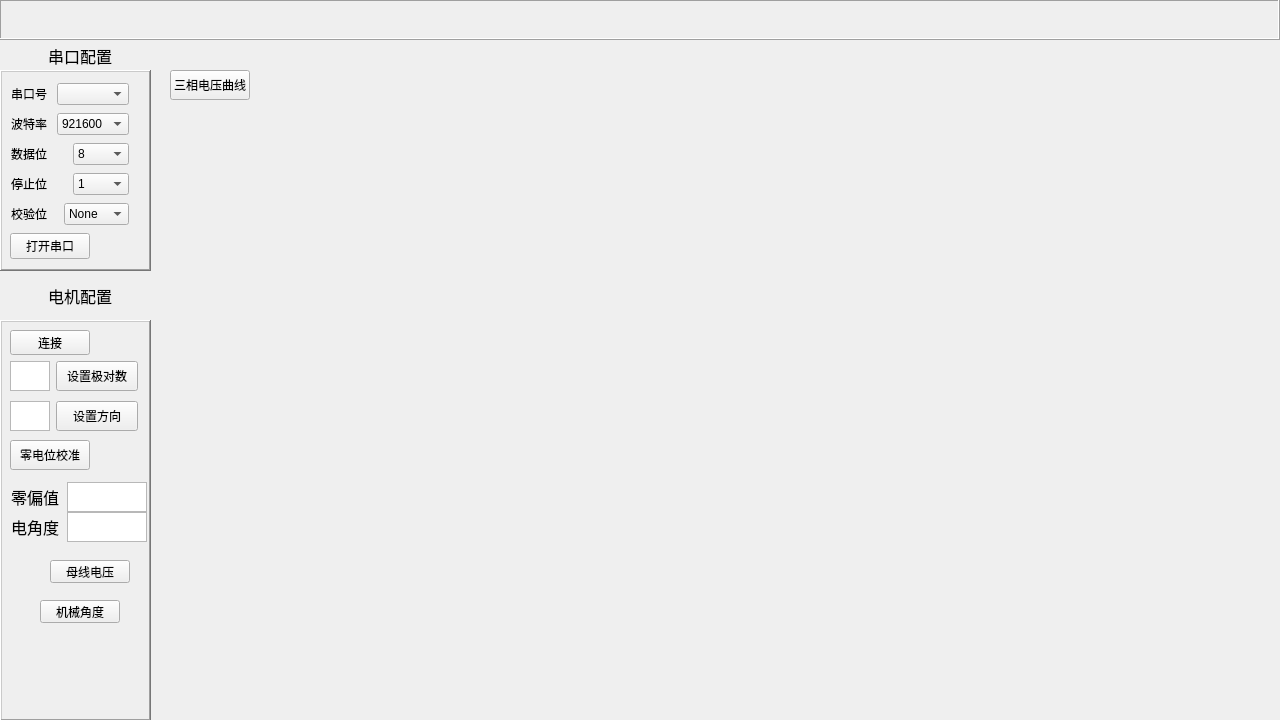
First picture: the form in widget.ui, repository lhzloveyyj/LiJointMaster, before the edit.
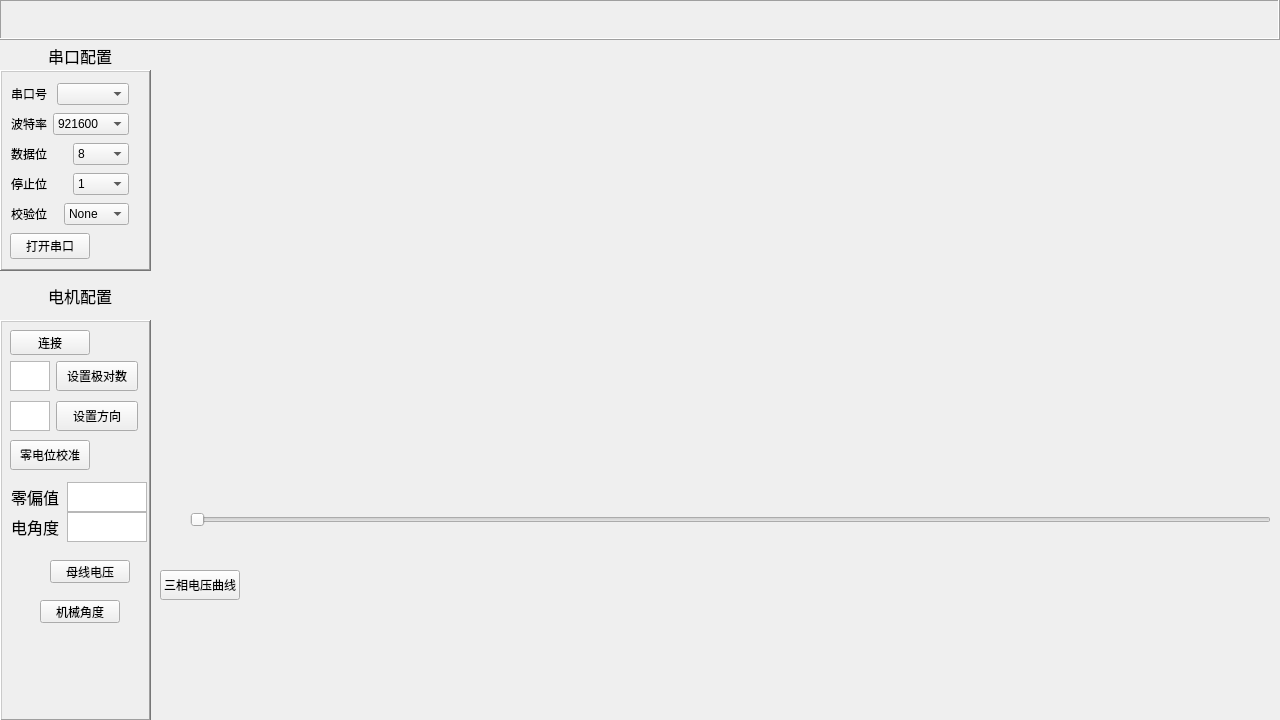
Second picture: the form after the edit. Icons and pictures are not drawn. Custom widgets are drawn as their Qt base class.

```diff
--- a/widget.ui
+++ b/widget.ui
@@ -94,6 +94,16 @@
            <string>921600</string>
           </property>
          </item>
+         <item>
+          <property name="text">
+           <string>1500000</string>
+          </property>
+         </item>
+         <item>
+          <property name="text">
+           <string>2000000</string>
+          </property>
+         </item>
         </widget>
        </item>
       </layout>
@@ -349,8 +359,8 @@
   <widget class="QPushButton" name="Uabc_bt">
    <property name="geometry">
     <rect>
-     <x>170</x>
-     <y>70</y>
+     <x>160</x>
+     <y>570</y>
      <width>80</width>
      <height>30</height>
     </rect>
@@ -624,13 +634,29 @@
   <widget class="QCustomPlot" name="plotWidget" native="true">
    <property name="geometry">
     <rect>
-     <x>370</x>
+     <x>150</x>
      <y>40</y>
-     <width>911</width>
+     <width>1131</width>
      <height>471</height>
     </rect>
    </property>
   </widget>
+  <widget class="QSlider" name="x_Axis_sd">
+   <property name="geometry">
+    <rect>
+     <x>190</x>
+     <y>510</y>
+     <width>1081</width>
+     <height>20</height>
+    </rect>
+   </property>
+   <property name="maximum">
+    <number>200</number>
+   </property>
+   <property name="orientation">
+    <enum>Qt::Orientation::Horizontal</enum>
+   </property>
+  </widget>
  </widget>
  <customwidgets>
   <customwidget>
```
